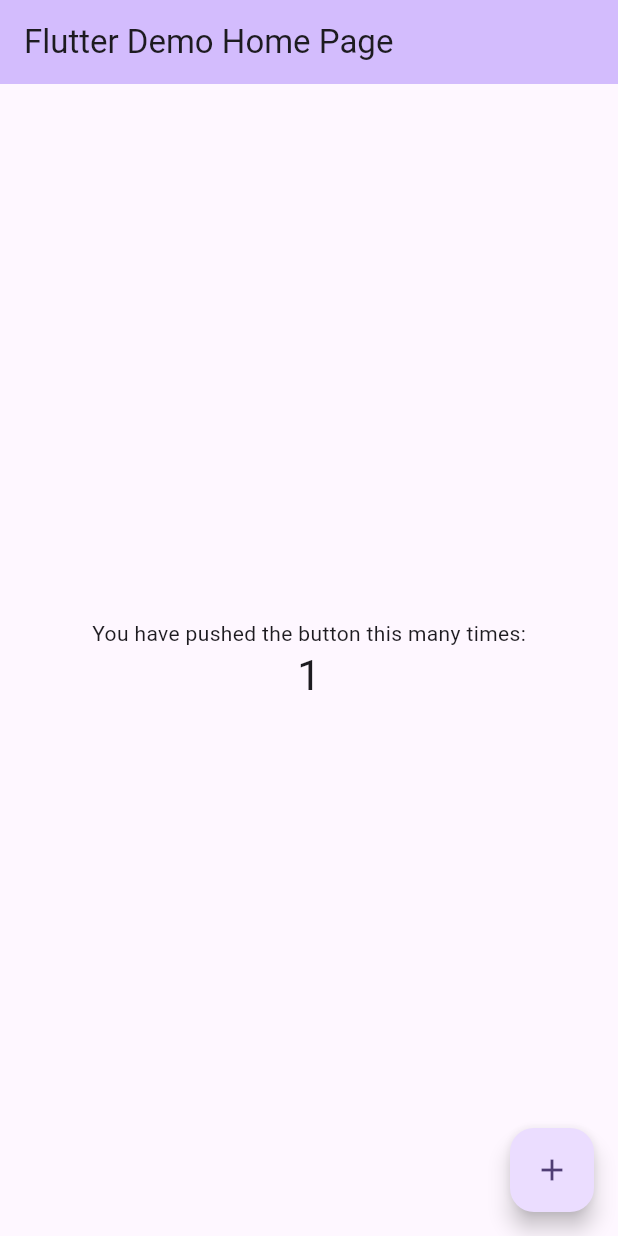
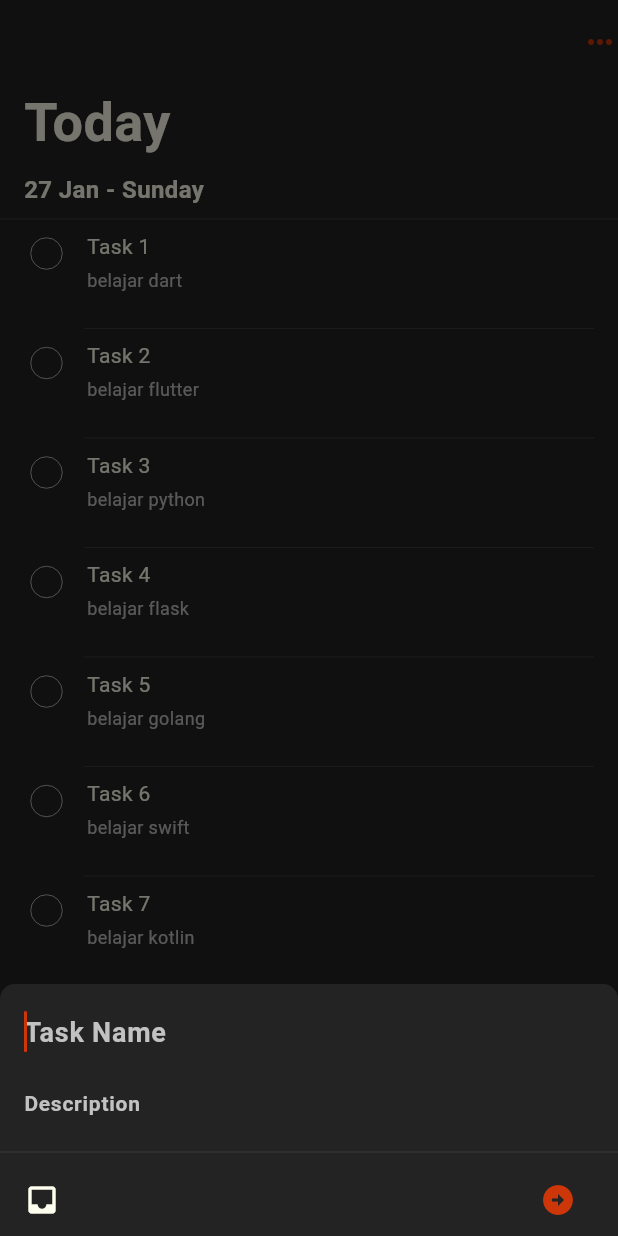
Before and after one commit to aripp996/TodoList-App, a Flutter app: the screen it shows after launch, after a tap on the "add" icon, on a phone screen of 412 x 824 dp. Run offline on Flutter 3.47's test engine with Material 3 defaults, Android fonts, the phone set to English and light mode, and no system bars.

Commit message:
update app

```diff
--- a/lib/constans.dart
+++ b/lib/constans.dart
@@ -0,0 +1,28 @@
+import 'package:flutter/material.dart';
+
+import 'data/todo.dart';
+
+class ColorPallete {
+  static const black = Color(0xFF242323);
+  static const blackLight = Color(0xFF393838);
+  static const red = Color(0xFFCD3608);
+  static const grey = Color(0xFFC2C2C2);
+  static const white = Color(0xFFFFFFEF);
+}
+
+class DummyData {
+  static const taskLists = [
+    Todo(title : "Task 1", description : "belajar dart"),
+    Todo(title : "Task 2", description : "belajar flutter"),
+    Todo(title : "Task 3", description : "belajar python"),
+    Todo(title : "Task 4", description : "belajar flask"),
+    Todo(title : "Task 5", description : "belajar golang"),
+    Todo(title : "Task 6", description : "belajar swift"),
+    Todo(title : "Task 7", description : "belajar kotlin"),
+    Todo(title : "Task 8", description : "belajar php"),
+    Todo(title : "Task 9", description : "belajar javascript"),
+    Todo(title : "Task 10", description : "belajar typescript"),
+    Todo(title : "Task 11", description : "belajar r lang"),
+
+  ];
+}
--- a/lib/data/todo.dart
+++ b/lib/data/todo.dart
@@ -0,0 +1,23 @@
+class Todo {
+  final String title;
+  final String description;
+  final bool isChecked;
+
+  const Todo({
+    required this.title,
+    required this.description,
+    this.isChecked = false,
+  });
+
+  Todo copywith({
+    String? title,
+    String? description,
+    bool? isChecked,
+  }) {
+    return Todo(
+      title: title ?? this.title,
+      description: description ?? this.description,
+      isChecked: isChecked ?? this.isChecked,
+      );
+  }
+}
--- a/lib/main.dart
+++ b/lib/main.dart
@@ -1,125 +1,18 @@
+import 'package:bmi_calculator/todo_home_screen.dart';
 import 'package:flutter/material.dart';
 
-void main() {
-  runApp(const MyApp());
+void main () {
+  runApp(const TodoistCloneApp());
 }
 
-class MyApp extends StatelessWidget {
-  const MyApp({super.key});
+class TodoistCloneApp extends StatelessWidget {
+  const TodoistCloneApp({super.key});
 
-  // This widget is the root of your application.
   @override
   Widget build(BuildContext context) {
-    return MaterialApp(
-      title: 'Flutter Demo',
-      theme: ThemeData(
-        // This is the theme of your application.
-        //
-        // TRY THIS: Try running your application with "flutter run". You'll see
-        // the application has a purple toolbar. Then, without quitting the app,
-        // try changing the seedColor in the colorScheme below to Colors.green
-        // and then invoke "hot reload" (save your changes or press the "hot
-        // reload" button in a Flutter-supported IDE, or press "r" if you used
-        // the command line to start the app).
-        //
-        // Notice that the counter didn't reset back to zero; the application
-        // state is not lost during the reload. To reset the state, use hot
-        // restart instead.
-        //
-        // This works for code too, not just values: Most code changes can be
-        // tested with just a hot reload.
-        colorScheme: ColorScheme.fromSeed(seedColor: Colors.deepPurple),
-        useMaterial3: true,
-      ),
-      home: const MyHomePage(title: 'Flutter Demo Home Page'),
+    return const MaterialApp(
+      title: "Todoist Clone App",
+      home: TodoHomeScreen(),
     );
   }
 }
-
-class MyHomePage extends StatefulWidget {
-  const MyHomePage({super.key, required this.title});
-
-  // This widget is the home page of your application. It is stateful, meaning
-  // that it has a State object (defined below) that contains fields that affect
-  // how it looks.
-
-  // This class is the configuration for the state. It holds the values (in this
-  // case the title) provided by the parent (in this case the App widget) and
-  // used by the build method of the State. Fields in a Widget subclass are
-  // always marked "final".
-
-  final String title;
-
-  @override
-  State<MyHomePage> createState() => _MyHomePageState();
-}
-
-class _MyHomePageState extends State<MyHomePage> {
-  int _counter = 0;
-
-  void _incrementCounter() {
-    setState(() {
-      // This call to setState tells the Flutter framework that something has
-      // changed in this State, which causes it to rerun the build method below
-      // so that the display can reflect the updated values. If we changed
-      // _counter without calling setState(), then the build method would not be
-      // called again, and so nothing would appear to happen.
-      _counter++;
-    });
-  }
-
-  @override
-  Widget build(BuildContext context) {
-    // This method is rerun every time setState is called, for instance as done
-    // by the _incrementCounter method above.
-    //
-    // The Flutter framework has been optimized to make rerunning build methods
-    // fast, so that you can just rebuild anything that needs updating rather
-    // than having to individually change instances of widgets.
-    return Scaffold(
-      appBar: AppBar(
-        // TRY THIS: Try changing the color here to a specific color (to
-        // Colors.amber, perhaps?) and trigger a hot reload to see the AppBar
-        // change color while the other colors stay the same.
-        backgroundColor: Theme.of(context).colorScheme.inversePrimary,
-        // Here we take the value from the MyHomePage object that was created by
-        // the App.build method, and use it to set our appbar title.
-        title: Text(widget.title),
-      ),
-      body: Center(
-        // Center is a layout widget. It takes a single child and positions it
-        // in the middle of the parent.
-        child: Column(
-          // Column is also a layout widget. It takes a list of children and
-          // arranges them vertically. By default, it sizes itself to fit its
-          // children horizontally, and tries to be as tall as its parent.
-          //
-          // Column has various properties to control how it sizes itself and
-          // how it positions its children. Here we use mainAxisAlignment to
-          // center the children vertically; the main axis here is the vertical
-          // axis because Columns are vertical (the cross axis would be
-          // horizontal).
-          //
-          // TRY THIS: Invoke "debug painting" (choose the "Toggle Debug Paint"
-          // action in the IDE, or press "p" in the console), to see the
-          // wireframe for each widget.
-          mainAxisAlignment: MainAxisAlignment.center,
-          children: <Widget>[
-            const Text(
-              'You have pushed the button this many times:',
-            ),
-            Text(
-              '$_counter',
-              style: Theme.of(context).textTheme.headlineMedium,
-            ),
-          ],
-        ),
-      ),
-      floatingActionButton: FloatingActionButton(
-        onPressed: _incrementCounter,
-        tooltip: 'Increment',
-        child: const Icon(Icons.add),
-      ), // This trailing comma makes auto-formatting nicer for build methods.
-    );
-  }
-}
--- a/lib/todo_home_screen.dart
+++ b/lib/todo_home_screen.dart
@@ -0,0 +1,259 @@
+import 'package:bmi_calculator/constans.dart';
+import 'package:bmi_calculator/widgets/todo_tile_widgets.dart';
+import 'package:flutter/material.dart';
+
+class TodoHomeScreen extends StatefulWidget {
+  const TodoHomeScreen({super.key});
+
+  @override
+  State<TodoHomeScreen> createState() => _TodoHomeScreenState();
+}
+
+class _TodoHomeScreenState extends State<TodoHomeScreen> {
+  int _selectedIndex = 0;
+
+  @override
+  Widget build(BuildContext context) {
+    return Scaffold(
+      backgroundColor: ColorPallete.black,
+      appBar: AppBar(
+        backgroundColor: ColorPallete.black,
+        scrolledUnderElevation: 0,
+        elevation: 0,
+        actions: const [
+          Icon(
+            Icons.more_horiz_outlined,
+            color: ColorPallete.red,
+          )
+        ],
+      ),
+      body: Column(
+        crossAxisAlignment: CrossAxisAlignment.start,
+        children: [
+          const Padding(
+            padding: EdgeInsets.symmetric(
+              horizontal: 16.0,
+            ),
+            child: Text(
+              "Today",
+              style: TextStyle(
+                fontSize: 36.0,
+                color: ColorPallete.white,
+                fontWeight: FontWeight.bold,
+              ),
+            ),
+          ),
+          const SizedBox(height: 8.0),
+          const Padding(
+            padding: EdgeInsets.symmetric(
+              horizontal: 16.0,
+            ),
+            child: Text(
+              "27 Jan - Sunday",
+              style: TextStyle(
+                fontSize: 16.0,
+                color: ColorPallete.white,
+                fontWeight: FontWeight.bold,
+              ),
+            ),
+          ),
+          const Divider(
+            thickness: 0.1,
+            color: ColorPallete.grey,
+          ),
+          Expanded(
+            child: ListView.builder(
+              padding: const EdgeInsets.symmetric(
+                horizontal: 16.0,
+              ),
+              itemBuilder: (context, index) {
+                return Column(
+                  children: [
+                    TodoTileWidgets(todo: DummyData.taskLists[index]),
+                    const SizedBox( height: 16.0),
+                    const Divider(
+                      thickness: 0.1,
+                      color: ColorPallete.grey,
+                      indent: 40,
+                    )
+                  ],
+                );
+              },
+              itemCount: DummyData.taskLists.length,
+            ),
+          ),
+        ],
+      ),
+      floatingActionButton: FloatingActionButton(
+        backgroundColor: ColorPallete.red,
+        onPressed: () {
+          _showAddTaskModalBottomSheet(context);
+        },
+        tooltip: 'Add Task',
+        shape: const CircleBorder(),
+        child: const Icon(
+          Icons.add,
+          color: ColorPallete.white,
+        ),
+      ),
+      bottomNavigationBar: BottomNavigationBar(
+        type: BottomNavigationBarType.fixed,
+        backgroundColor: ColorPallete.blackLight,
+        items: const <BottomNavigationBarItem>[
+          BottomNavigationBarItem(
+            icon: Icon(
+              Icons.calendar_today,
+              color: ColorPallete.white,
+            ),
+            label: "Today",
+            activeIcon: Icon(
+              Icons.calendar_today,
+              color: ColorPallete.red,
+            ),
+          ),
+          BottomNavigationBarItem(
+            icon: Icon(
+              Icons.inbox,
+              color: ColorPallete.white,
+            ),
+            label: "Inbox",
+            activeIcon: Icon(
+              Icons.inbox,
+              color: ColorPallete.red,
+            ),
+          ),
+          BottomNavigationBarItem(
+            icon: Icon(
+              Icons.search,
+              color: ColorPallete.white,
+            ),
+            label: "Search",
+            activeIcon: Icon(
+              Icons.search,
+              color: ColorPallete.red,
+            ),
+          ),
+          BottomNavigationBarItem(
+            icon: Icon(
+              Icons.article,
+              color: ColorPallete.white,
+            ),
+            label: "Browse",
+            activeIcon: Icon(
+              Icons.article,
+              color: ColorPallete.red,
+            ),
+          ),
+        ],
+        selectedItemColor: ColorPallete.red,
+        unselectedItemColor: ColorPallete.white,
+        currentIndex: _selectedIndex,
+        onTap: _onItemTapped,
+      ),
+    );
+  }
+
+  void _onItemTapped(int index){
+    setState(() {
+      _selectedIndex = index;
+    });
+  }
+
+  void _showAddTaskModalBottomSheet(BuildContext context) {
+    showModalBottomSheet(
+      context: context,
+      backgroundColor: ColorPallete.black,
+      shape: const RoundedRectangleBorder(
+        borderRadius: BorderRadius.vertical(top: Radius.circular(10.0)),
+      ),
+      isScrollControlled: true,
+      builder: (context) {
+        return Padding(
+          padding:EdgeInsets.only(
+            top: 8.0,
+            bottom: MediaQuery.of(context).viewInsets.bottom,
+          ),
+          child: Column(
+            mainAxisSize: MainAxisSize.min,
+            children: [
+              const TextField(
+                decoration: InputDecoration(
+                  contentPadding: EdgeInsets.symmetric(
+                    horizontal: 16.0,
+                  ),
+                  hintText: 'Task Name',
+                  border: InputBorder.none,
+                  hintStyle: TextStyle(
+                    color: ColorPallete.grey,
+                    fontSize: 18.0,
+                    fontWeight: FontWeight.bold,
+                    decoration: TextDecoration.none,
+                  )
+                ),
+                style: TextStyle(
+                  color: ColorPallete.grey,
+                  fontSize: 18.0,
+                  fontWeight: FontWeight.bold,
+                  decoration: TextDecoration.none,
+                  decorationThickness: 0,
+                ),
+                cursorColor: ColorPallete.red,
+                autofocus: true,
+              ),
+               const TextField(
+                decoration: InputDecoration(
+                  contentPadding: EdgeInsets.symmetric(
+                    horizontal: 16.0,
+                  ),
+                  hintText: 'Description',
+                  border: InputBorder.none,
+                  hintStyle: TextStyle(
+                    color: ColorPallete.grey,
+                    fontSize: 14.0,
+                    fontWeight: FontWeight.bold,
+                    decoration: TextDecoration.none,
+                  )
+                ),
+                style: TextStyle(
+                  color: ColorPallete.grey,
+                  fontSize: 14.0,
+                  fontWeight: FontWeight.bold,
+                  decoration: TextDecoration.none,
+                  decorationThickness: 0,
+                ),
+                cursorColor: ColorPallete.red,
+              ),
+              const Divider(
+                thickness: 0.1,
+                color: ColorPallete.grey,
+              ),
+              Padding(
+                padding: const EdgeInsets.symmetric(
+                  horizontal: 16.0,
+                ),
+                child: Row(
+                  mainAxisAlignment: MainAxisAlignment.spaceBetween,
+                  children: [
+                    const Icon(
+                      Icons.inbox,
+                      color: ColorPallete.white,
+                    ),
+                    IconButton(
+                      onPressed: () {
+                        Navigator.pop(context);
+                      },
+                      icon: const Icon(
+                        Icons.arrow_circle_right,
+                        color: ColorPallete.red,
+                      ),
+                    ),
+                  ],
+                ),
+              ),
+            ],
+          ),
+        );
+      },
+    );
+  }
+}
--- a/lib/widgets/todo_tile_widgets.dart
+++ b/lib/widgets/todo_tile_widgets.dart
@@ -0,0 +1,74 @@
+import 'package:bmi_calculator/constans.dart';
+import 'package:flutter/material.dart';
+import '../data/todo.dart';
+
+class TodoTileWidgets extends StatefulWidget {
+  final Todo todo;
+  const TodoTileWidgets({
+    required this.todo,
+    super.key,
+  });
+
+  @override
+  State<TodoTileWidgets> createState() => _TodoTileWidgetsState();
+}
+
+
+class _TodoTileWidgetsState extends State<TodoTileWidgets> {
+  bool _isChecked = false;
+  @override
+  Widget build(BuildContext context) {
+    return Row(
+      mainAxisAlignment: MainAxisAlignment.start,
+      crossAxisAlignment: CrossAxisAlignment.start,
+      children: [
+        SizedBox(
+          height: 30,
+          width: 30,
+          child: Transform.scale(
+            scale: 1.2,
+            child: Checkbox(
+              value: _isChecked,
+              onChanged: (value) {
+              if(value != null) {
+                setState(() {
+                  _isChecked = value;
+                });
+              }
+             },
+             shape: const CircleBorder(),
+             side: const BorderSide(
+              width: 0.5,
+              color: ColorPallete.grey,
+             ),
+            ),
+          ),
+        ),
+        const SizedBox(width: 12.0,),
+        Column(
+          mainAxisAlignment: MainAxisAlignment.start,
+          crossAxisAlignment: CrossAxisAlignment.start,
+          children: [
+            Text(
+              widget.todo.title,
+              style: const TextStyle(
+                color: ColorPallete.white,
+                fontSize: 14.0,
+                fontWeight: FontWeight.normal,
+              ),
+            ),
+            const SizedBox(height: 4.0,),
+            Text(
+              widget.todo.description,
+              style: const TextStyle(
+                color: ColorPallete.grey,
+                fontSize: 12.0,
+                fontWeight: FontWeight.normal,
+              ),
+            ),
+          ],
+        ),
+      ],
+    );
+  }
+}
```
Also changed, not shown: pubspec.yaml (+4 -66 lines).
